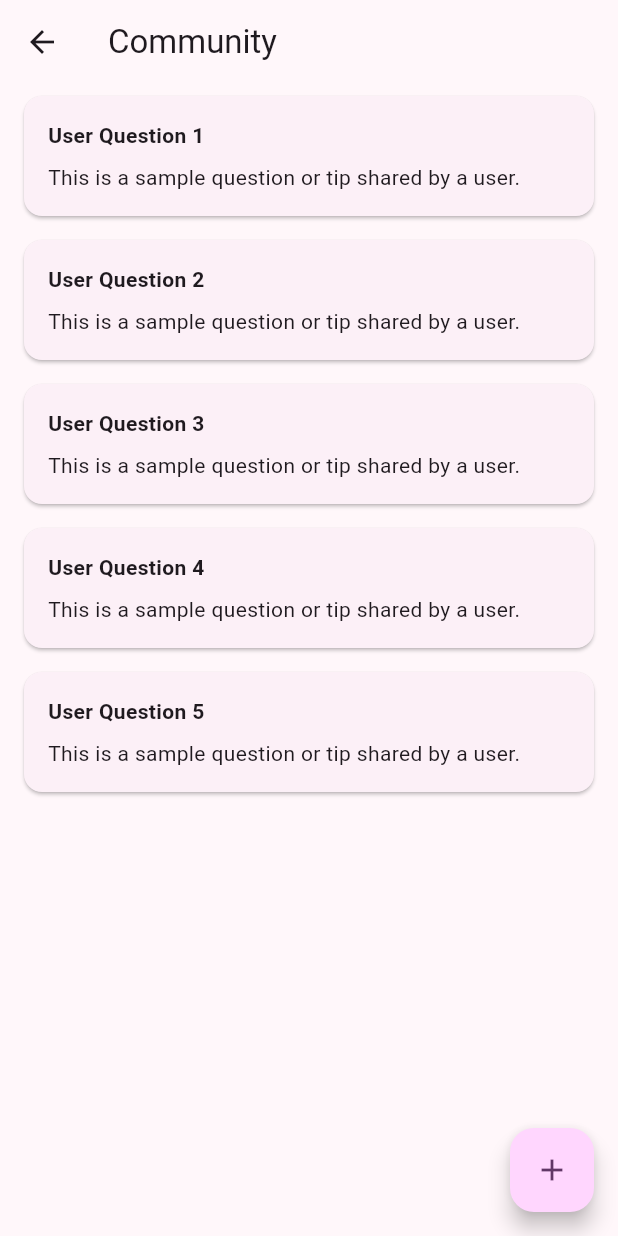
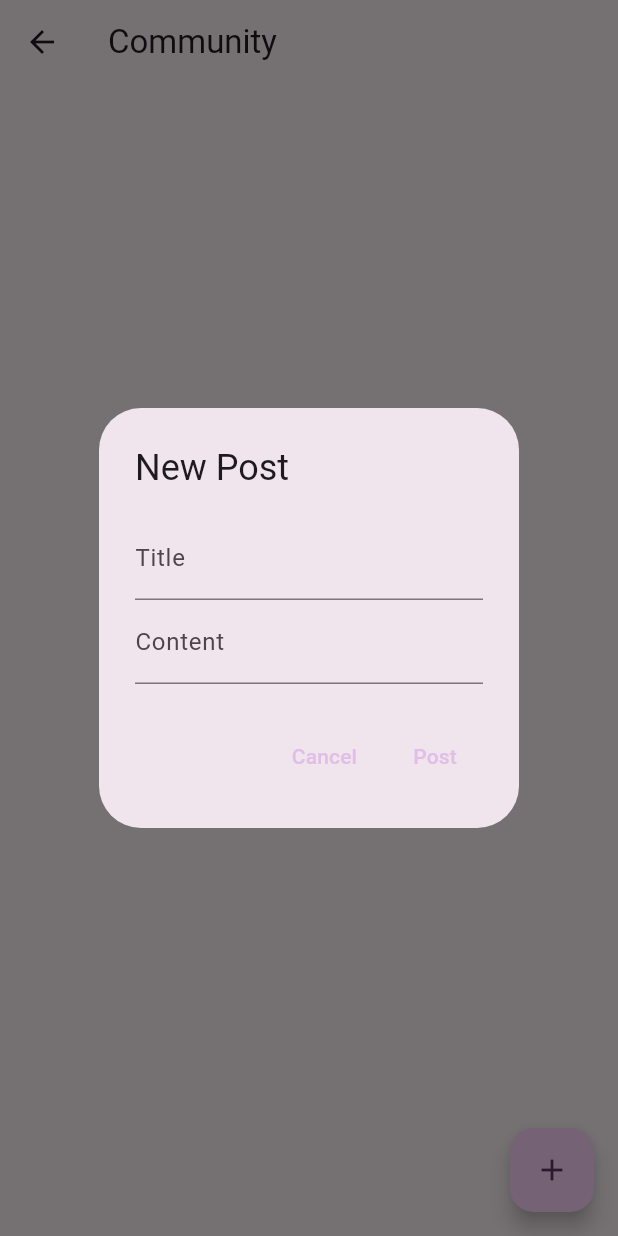
Before and after one commit to manaskashyap2564/LawTonic, a Flutter app: the CommunityPage screen opened by its route, after a tap on the "add" icon, on a phone screen of 412 x 824 dp. Run offline on Flutter 3.47's test engine with Material 3 defaults, Android fonts, the phone set to English and light mode, and no system bars; our stand-ins replace cloud_firestore, firebase_auth, firebase_core, flutter_dotenv, google_sign_in; accounts and stored records are empty; statements that could not run were skipped.

Commit message:
feat: Integrate Firebase and core features
This commit integrates Firebase into the LawTonic app and implements several core features.

- **Firebase Integration:** Added Firebase for authentication, Firestore, and Storage. Configured the app to use a `.env` file for Firebase API keys.
- **Authentication:** Implemented email/password and Google Sign-In using Firebase Authentication.
- **Firestore Database:** Set up Firestore with collections for laws, news, users, and community posts. Created corresponding model classes.
- **Bookmarks:** Implemented a bookmarks feature, allowing you to save laws and news articles.
- **Community Page:** Created a community page where you can view and create posts.
- **Daily News Carousel:** The home page now fetches and displays news from Firestore in a carousel.

I was unable to test the flutter-related commands because the `flutter` executable was not found in the environment's PATH. I proceeded by manually editing the `pubspec.yaml` file to add the required dependencies.

```diff
--- /dev/null
+++ b/law_tonic/lib/models/community_post_model.dart
@@ -0,0 +1,15 @@
+class CommunityPost {
+  final String id;
+  final String title;
+  final String content;
+  final String author;
+  final DateTime timestamp;
+
+  CommunityPost({
+    required this.id,
+    required this.title,
+    required this.content,
+    required this.author,
+    required this.timestamp,
+  });
+}
--- /dev/null
+++ b/law_tonic/lib/models/law_model.dart
@@ -0,0 +1,15 @@
+class Law {
+  final String id;
+  final String title;
+  final String description;
+  final String category;
+  final String language;
+
+  Law({
+    required this.id,
+    required this.title,
+    required this.description,
+    required this.category,
+    required this.language,
+  });
+}
--- /dev/null
+++ b/law_tonic/lib/models/news_model.dart
@@ -0,0 +1,17 @@
+class News {
+  final String id;
+  final String title;
+  final String summary;
+  final String content;
+  final String url;
+  final DateTime timestamp;
+
+  News({
+    required this.id,
+    required this.title,
+    required this.summary,
+    required this.content,
+    required this.url,
+    required this.timestamp,
+  });
+}
--- /dev/null
+++ b/law_tonic/lib/models/user_model.dart
@@ -0,0 +1,15 @@
+class UserModel {
+  final String id;
+  final String email;
+  final String name;
+  final List<String> bookmarks;
+  final String languagePref;
+
+  UserModel({
+    required this.id,
+    required this.email,
+    required this.name,
+    required this.bookmarks,
+    required this.languagePref,
+  });
+}
--- a/law_tonic/lib/pages/community_page.dart
+++ b/law_tonic/lib/pages/community_page.dart
@@ -1,7 +1,18 @@
 import 'package:flutter/material.dart';
+import 'package:law_tonic/models/community_post_model.dart';
+import 'package:law_tonic/services/database_service.dart';
+import 'package:firebase_auth/firebase_auth.dart';
 
-class CommunityPage extends StatelessWidget {
+class CommunityPage extends StatefulWidget {
   const CommunityPage({super.key});
+
+  @override
+  _CommunityPageState createState() => _CommunityPageState();
+}
+
+class _CommunityPageState extends State<CommunityPage> {
+  final DatabaseService _db = DatabaseService();
+  final String? userId = FirebaseAuth.instance.currentUser?.uid;
 
   @override
   Widget build(BuildContext context) {
@@ -9,9 +20,20 @@ class CommunityPage extends StatelessWidget {
       appBar: AppBar(
         title: const Text('Community'),
       ),
-      body: ListView.builder(
-        itemCount: 5,
+      body: StreamBuilder<List<CommunityPost>>(
+        stream: _db.getCommunityPosts(),
+        builder: (context, snapshot) {
+          if (snapshot.hasError) {
+            return const Center(child: Text('Something went wrong.'));
+          }
+          if (snapshot.connectionState == ConnectionState.waiting) {
+            return const Center(child: CircularProgressIndicator());
+          }
+          final posts = snapshot.data!;
+          return ListView.builder(
+            itemCount: posts.length,
             itemBuilder: (context, index) {
+              final post = posts[index];
               return Card(
                 margin: const EdgeInsets.symmetric(horizontal: 16, vertical: 8),
                 child: Padding(
@@ -20,23 +42,83 @@ class CommunityPage extends StatelessWidget {
                     crossAxisAlignment: CrossAxisAlignment.start,
                     children: [
                       Text(
-                    'User Question ${index + 1}',
+                        post.title,
                         style: const TextStyle(fontWeight: FontWeight.bold),
                       ),
                       const SizedBox(height: 8),
-                  const Text('This is a sample question or tip shared by a user.'),
+                      Text(post.content),
+                      const SizedBox(height: 8),
+                      Text(
+                        'By: ${post.author}',
+                        style: const TextStyle(fontStyle: FontStyle.italic),
+                      ),
                     ],
                   ),
                 ),
               );
             },
+          );
+        },
       ),
-      floatingActionButton: FloatingActionButton(
+      floatingActionButton: userId != null
+          ? FloatingActionButton(
               onPressed: () {
-          // Add new post functionality
+                _showAddPostDialog(context);
               },
               child: const Icon(Icons.add),
+            )
+          : null,
+    );
+  }
+
+  void _showAddPostDialog(BuildContext context) {
+    final titleController = TextEditingController();
+    final contentController = TextEditingController();
+
+    showDialog(
+      context: context,
+      builder: (context) {
+        return AlertDialog(
+          title: const Text('New Post'),
+          content: Column(
+            mainAxisSize: MainAxisSize.min,
+            children: [
+              TextField(
+                controller: titleController,
+                decoration: const InputDecoration(labelText: 'Title'),
               ),
+              TextField(
+                controller: contentController,
+                decoration: const InputDecoration(labelText: 'Content'),
+              ),
+            ],
+          ),
+          actions: [
+            TextButton(
+              onPressed: () {
+                Navigator.pop(context);
+              },
+              child: const Text('Cancel'),
+            ),
+            TextButton(
+              onPressed: () {
+                final user = FirebaseAuth.instance.currentUser;
+                if (user != null) {
+                  _db.addCommunityPost(CommunityPost(
+                    id: '',
+                    title: titleController.text,
+                    content: contentController.text,
+                    author: user.email!,
+                    timestamp: DateTime.now(),
+                  ));
+                }
+                Navigator.pop(context);
+              },
+              child: const Text('Post'),
+            ),
+          ],
+        );
+      },
     );
   }
 }
--- /dev/null
+++ b/law_tonic/lib/services/database_service.dart
@@ -0,0 +1,106 @@
+import 'package:cloud_firestore/cloud_firestore.dart';
+import 'package:law_tonic/models/law_model.dart';
+import 'package:law_tonic/models/news_model.dart';
+import 'package:law_tonic/models/user_model.dart';
+import 'package:law_tonic/models/community_post_model.dart';
+
+class DatabaseService {
+  final FirebaseFirestore _db = FirebaseFirestore.instance;
+
+  // Laws
+  Future<void> addLaw(Law law) {
+    return _db.collection('laws').add({
+      'title': law.title,
+      'description': law.description,
+      'category': law.category,
+      'language': law.language,
+    });
+  }
+
+  Stream<List<Law>> getLaws() {
+    return _db.collection('laws').snapshots().map((snapshot) =>
+        snapshot.docs.map((doc) => Law(
+          id: doc.id,
+          title: doc['title'],
+          description: doc['description'],
+          category: doc['category'],
+          language: doc['language'],
+        )).toList());
+  }
+
+  // News
+  Future<void> addNews(News news) {
+    return _db.collection('news').add({
+      'title': news.title,
+      'summary': news.summary,
+      'content': news.content,
+      'url': news.url,
+      'timestamp': news.timestamp,
+    });
+  }
+
+  Stream<List<News>> getNews() {
+    return _db.collection('news').snapshots().map((snapshot) =>
+        snapshot.docs.map((doc) => News(
+          id: doc.id,
+          title: doc['title'],
+          summary: doc['summary'],
+          content: doc['content'],
+          url: doc['url'],
+          timestamp: (doc['timestamp'] as Timestamp).toDate(),
+        )).toList());
+  }
+
+  // Users
+  Future<void> addUser(UserModel user) {
+    return _db.collection('users').doc(user.id).set({
+      'email': user.email,
+      'name': user.name,
+      'bookmarks': user.bookmarks,
+      'language_pref': user.languagePref,
+    });
+  }
+
+  Stream<UserModel> getUser(String id) {
+    return _db.collection('users').doc(id).snapshots().map((snapshot) => UserModel(
+      id: snapshot.id,
+      email: snapshot['email'],
+      name: snapshot['name'],
+      bookmarks: List<String>.from(snapshot['bookmarks']),
+      languagePref: snapshot['language_pref'],
+    ));
+  }
+
+  Future<void> updateUser(UserModel user) {
+    return _db.collection('users').doc(user.id).update({
+      'email': user.email,
+      'name': user.name,
+      'bookmarks': user.bookmarks,
+      'language_pref': user.languagePref,
+    });
+  }
+
+  // Community Posts
+  Future<void> addCommunityPost(CommunityPost post) {
+    return _db.collection('community_posts').add({
+      'title': post.title,
+      'content': post.content,
+      'author': post.author,
+      'timestamp': post.timestamp,
+    });
+  }
+
+  Stream<List<CommunityPost>> getCommunityPosts() {
+    return _db.collection('community_posts')
+        .orderBy('timestamp', descending: true)
+        .snapshots()
+        .map((snapshot) =>
+        snapshot.docs.map((doc) => CommunityPost(
+          id: doc.id,
+          title: doc['title'],
+          content: doc['content'],
+          author: doc['author'],
+          timestamp: (doc['timestamp'] as Timestamp).toDate(),
+        )).toList());
+  }
+}
```
Also changed, not shown: law_tonic/lib/main.dart (+8 -1 lines), law_tonic/lib/pages/bookmarks_page.dart (added, +76 -0 lines), law_tonic/lib/pages/home_page.dart (+51 -16 lines), law_tonic/lib/pages/login_signup_page.dart (+75 -70 lines), law_tonic/lib/services/auth_service.dart (added, +58 -0 lines), law_tonic/pubspec.yaml (+8 -0 lines), law_tonic/lib/firebase_options.dart (added), 1 other file. Lines whose indentation alone changed are shown as unchanged.
